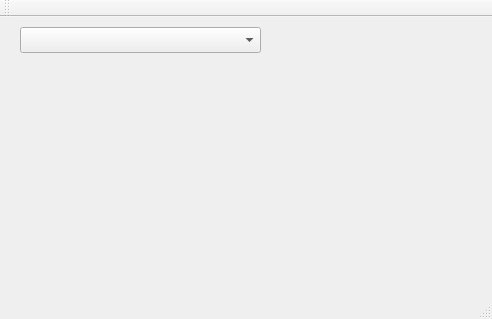
Qt form View/clinica.ui (mandrade4/ClinicaDelgado) before a commit.
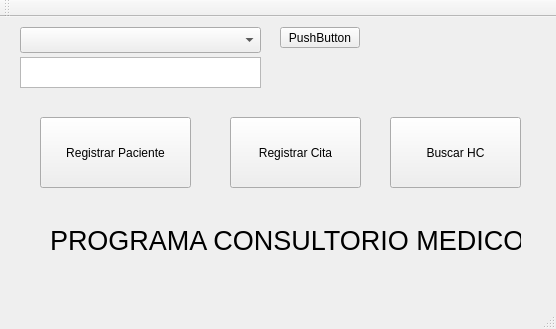
The same form after that commit.

Diff of the .ui file:
```diff
--- a/View/clinica.ui
+++ b/View/clinica.ui
@@ -6,8 +6,8 @@
    <rect>
     <x>0</x>
     <y>0</y>
-    <width>492</width>
-    <height>319</height>
+    <width>556</width>
+    <height>329</height>
    </rect>
   </property>
   <property name="windowTitle">
@@ -24,6 +24,95 @@
      </rect>
     </property>
    </widget>
+   <widget class="QTextEdit" name="BDtextedit">
+    <property name="geometry">
+     <rect>
+      <x>20</x>
+      <y>40</y>
+      <width>241</width>
+      <height>31</height>
+     </rect>
+    </property>
+   </widget>
+   <widget class="QPushButton" name="BDbutton">
+    <property name="geometry">
+     <rect>
+      <x>280</x>
+      <y>10</y>
+      <width>80</width>
+      <height>21</height>
+     </rect>
+    </property>
+    <property name="text">
+     <string>PushButton</string>
+    </property>
+   </widget>
+   <widget class="QPushButton" name="PB_registerAppointment">
+    <property name="geometry">
+     <rect>
+      <x>230</x>
+      <y>100</y>
+      <width>131</width>
+      <height>71</height>
+     </rect>
+    </property>
+    <property name="text">
+     <string>Registrar Cita</string>
+    </property>
+   </widget>
+   <widget class="QLabel" name="label_14">
+    <property name="geometry">
+     <rect>
+      <x>50</x>
+      <y>190</y>
+      <width>471</width>
+      <height>67</height>
+     </rect>
+    </property>
+    <property name="font">
+     <font>
+      <pointsize>20</pointsize>
+     </font>
+    </property>
+    <property name="lineWidth">
+     <number>4</number>
+    </property>
+    <property name="text">
+     <string>PROGRAMA CONSULTORIO MEDICO</string>
+    </property>
+    <property name="textFormat">
+     <enum>Qt::RichText</enum>
+    </property>
+    <property name="scaledContents">
+     <bool>true</bool>
+    </property>
+   </widget>
+   <widget class="QPushButton" name="PB_searchHC">
+    <property name="geometry">
+     <rect>
+      <x>390</x>
+      <y>100</y>
+      <width>131</width>
+      <height>71</height>
+     </rect>
+    </property>
+    <property name="text">
+     <string>Buscar HC</string>
+    </property>
+   </widget>
+   <widget class="QPushButton" name="PB_registerPatient">
+    <property name="geometry">
+     <rect>
+      <x>40</x>
+      <y>100</y>
+      <width>151</width>
+      <height>71</height>
+     </rect>
+    </property>
+    <property name="text">
+     <string>Registrar Paciente</string>
+    </property>
+   </widget>
   </widget>
   <widget class="QMenuBar" name="menuBar">
    <property name="geometry">
```
Left out of the diff: 4 changed lines with no effect on the pictures.
